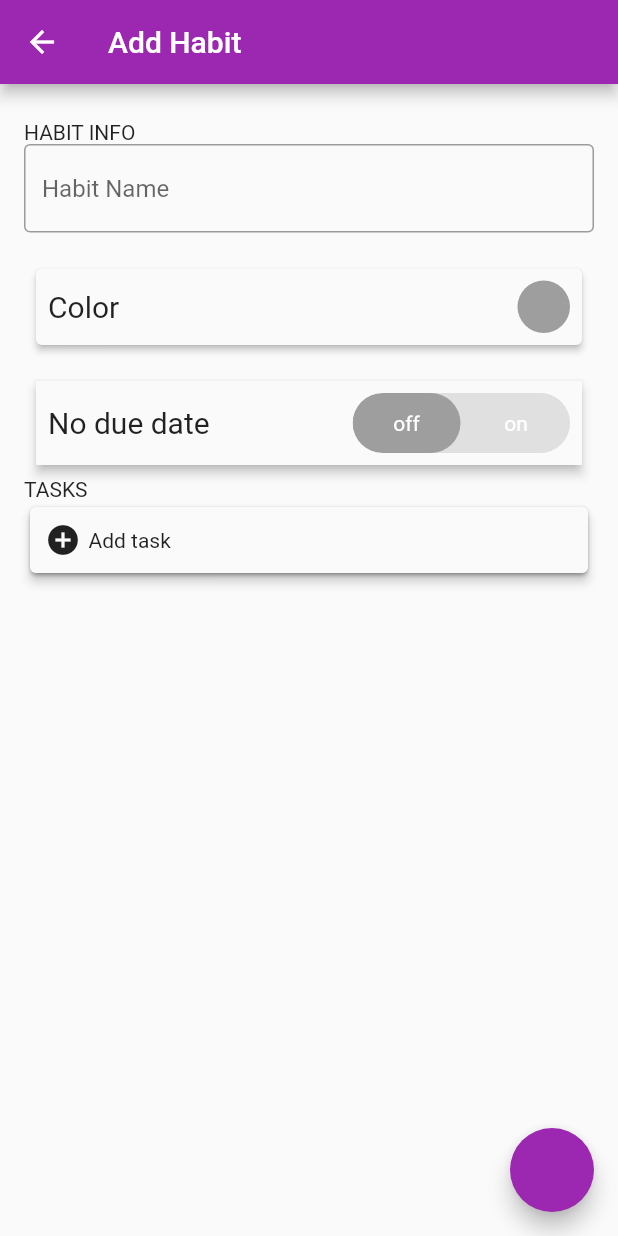
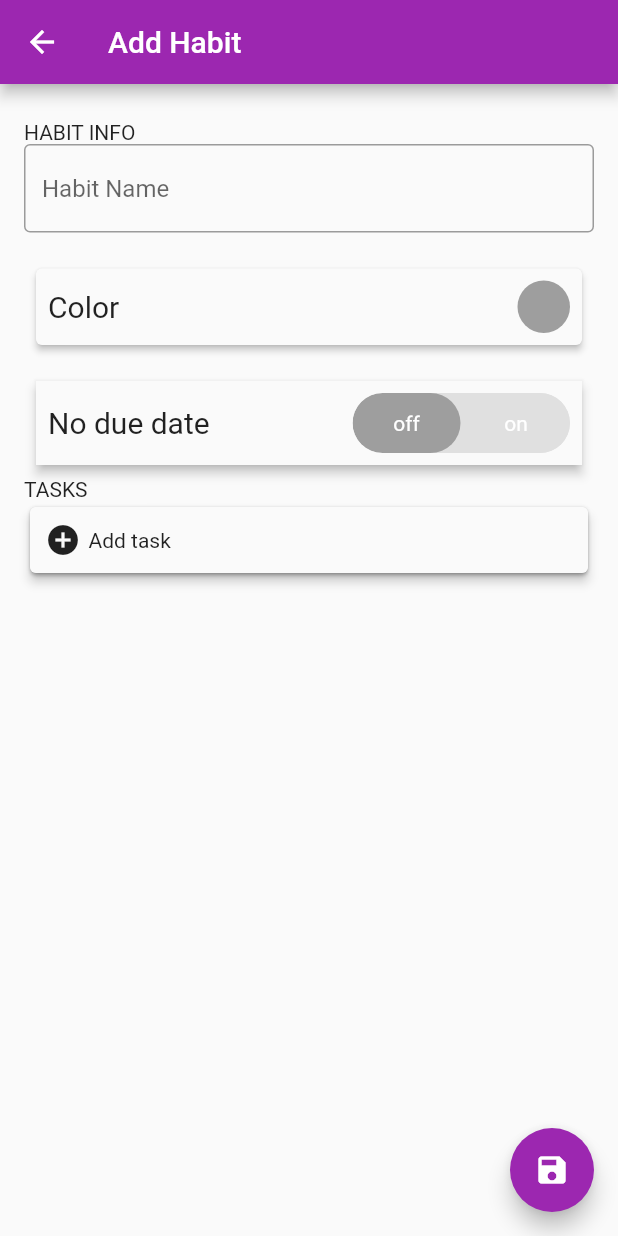
Before and after one commit to marianneleal/Forma_Flutter, a Flutter app: the Detail screen opened directly, on a phone screen of 412 x 824 dp. Run offline on Flutter 3.47's test engine with Material 2 defaults, Android fonts, the phone set to English and light mode, and no system bars; drawn by our look-alikes of toggle_switch; our stand-ins replace flutter_colorpicker, sqflite, visibility_detector; accounts and stored records are empty.

Commit message:
added save icon

```diff
--- a/lib/screens/detail.dart
+++ b/lib/screens/detail.dart
@@ -286,7 +286,9 @@ class _DetailState extends State<Detail> {
           ),
         ),
       ),
-      floatingActionButton: FloatingActionButton(onPressed: () async {
+      floatingActionButton: FloatingActionButton(
+          child: const Icon(Icons.save),
+          onPressed: () async {
             if (widget.habit?.id == null) {
               final habitId = await DatabaseHelper.instance.insertHabit(Habit(
                 name: _nameController.text,
@@ -307,7 +309,8 @@ class _DetailState extends State<Detail> {
             }
 
             final newTasks = _tasks.where((task) => task.id == null).toList();
-        final existingTasks = _tasks.where((task) => task.id != null).toList();
+            final existingTasks =
+                _tasks.where((task) => task.id != null).toList();
 
             // await two futures
             await Future.wait([
```
Lines whose indentation alone changed are shown as unchanged.
